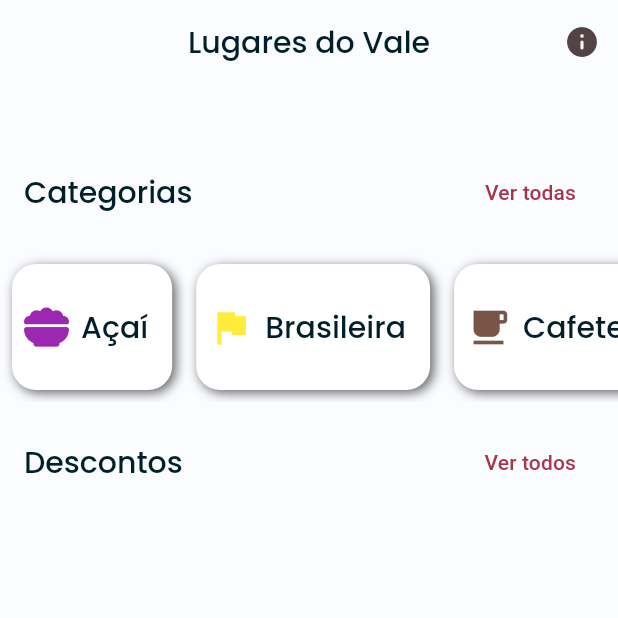
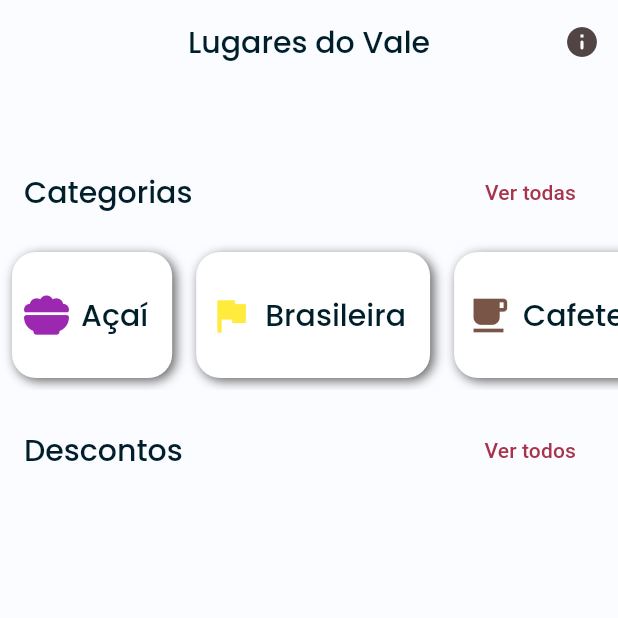
Before and after one commit to FabioFiorita/clubeldv, a Flutter app: the screen it shows after launch, on a phone screen of 412 x 824 dp, the top half of it. Run offline on Flutter 3.47's test engine with Material 2 defaults, Android fonts, the phone set to English and light mode, and no system bars; our stand-ins replace auto_route, cloud_firestore, firebase_core, flutter_riverpod, font_awesome_flutter, freezed_annotation and 3 more; accounts and stored records are empty; generated files the repository leaves out were written again; statements that could not run were skipped.

Commit message:
fix: fixing padding in home page

```diff
--- a/lib/screens/home_page.dart
+++ b/lib/screens/home_page.dart
@@ -43,7 +43,7 @@ class HomePage extends ConsumerWidget {
                   ),
                   SliverToBoxAdapter(
                     child: Padding(
-                      padding: const EdgeInsets.all(16.0),
+                      padding: const EdgeInsets.fromLTRB(16.0, 16.0, 16.0, 8.0),
                       child: Row(
                         children: [
                           Expanded(
@@ -80,7 +80,7 @@ class HomePage extends ConsumerWidget {
                   ),
                   SliverToBoxAdapter(
                     child: Padding(
-                      padding: const EdgeInsets.all(16.0),
+                      padding: const EdgeInsets.fromLTRB(16.0, 16.0, 16.0, 8.0),
                       child: Row(
                         children: [
                           Expanded(
```
